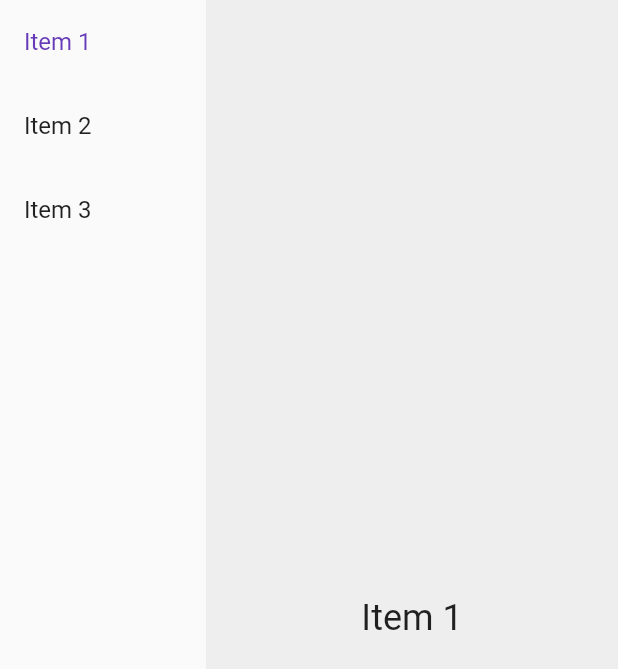
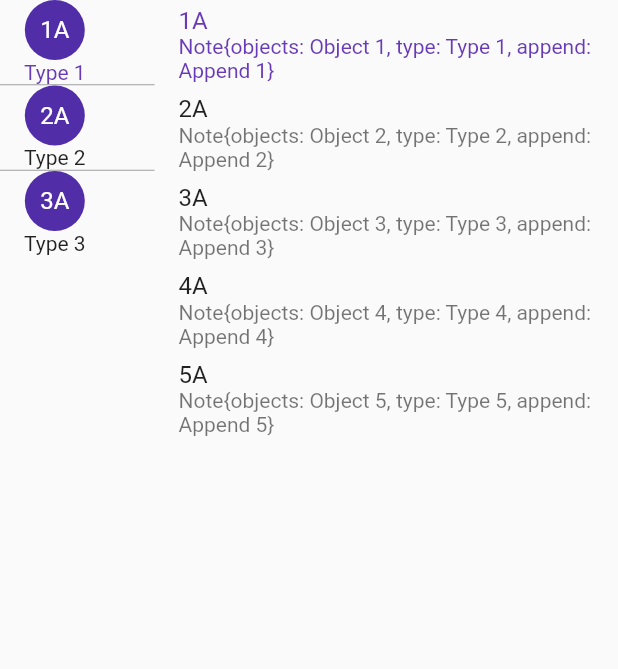
Before and after one commit to drunkenQCat/voislate, a Flutter app: the SceneSchedulePage widget shown alone on an empty page, opened directly, on a phone screen of 412 x 824 dp. Shown: the top 669 px of the screen. Run offline on Flutter 3.47's test engine with Material 2 defaults, Android fonts, the phone set to English and light mode, and no system bars; missing offline and left inert: flutter_android_volume_keydown, flutter_vibrate.

Commit message:
上次提交的补充

```diff
--- a/lib/models/slate_schedule.dart
+++ b/lib/models/slate_schedule.dart
@@ -5,9 +5,10 @@ import 'package:flutter/material.dart';
 class ScheduleItem{
   final String key;
   final String fix;
+  final String name;
   final Note note;
   // constructor
-  ScheduleItem(this.key, this.fix, this.note);
+  ScheduleItem(this.key, this.fix, this.note):name = key + fix;
 }
 
 class Note {
@@ -16,22 +17,36 @@ class Note {
   final String append;
   //constructor
   Note({ required this.objects, required this.type, required this.append });
+  @override
+  String toString() {
+    // concatenate the objects list into a string
+    String objectsString = objects.join(', ');
+    return 'Note{objects: $objectsString, type: $type, append: $append}';
+  }
 }
 // this abstract class is used to store the data of the schedule, literally a list of schedule items
-abstract class DataList with ChangeNotifier{
+class DataList extends ChangeNotifier{
   late List<ScheduleItem> _data;
   List<ScheduleItem> get data => _data;
   set data(List<ScheduleItem> data){
+    // detect that if the _data has duplicate items
+    // if it does, throw an error
+    var set = <String>{};
+    for (var item in data) {
+      if (set.contains(item.name)) {
+        throw Exception('Duplicate items in the list');
+      }
+      set.add(item.name);
+    }
     _data = data;
     refresh();
   }
 
-  ScheduleItem operator [](int index) => _data[index];
-
   get length {
     return _data.length;}
 
-  void add(ScheduleItem item){
+
+  void add(ScheduleItem item, [ ShotSchedule? shots ]){
     _data.add(item);
     refresh();
   }
@@ -41,8 +56,14 @@ abstract class DataList with ChangeNotifier{
     refresh();
   }
 
-  void removeAt(int index){
-    _data.removeAt(index);
+  ScheduleItem removeAt(int index){
+    var removed = _data.removeAt(index);
+    refresh();
+    return removed;
+  }
+
+  void insert(int index, ScheduleItem item, [ ShotSchedule? shots ]){
+    _data.insert(index, item);
     refresh();
   }
 
@@ -57,61 +78,62 @@ abstract class DataList with ChangeNotifier{
   }
 }
 
+class ShotSchedule extends DataList{
+  ScheduleItem operator [](int index) => data[index];
+  ShotSchedule(List<ScheduleItem> inputList){
+    data = inputList;
+  }
+
+}
+
 class SceneSchedule extends DataList{
-  List<ShotSchedule> _ = [];
   Map<String, ShotSchedule> shotScheduleMap = {};
 
+  ShotSchedule operator [](int index){
+    return shotScheduleMap[_data[index].name]!;
+  }
+
   SceneSchedule({ required List<ScheduleItem> list, required List<ShotSchedule> shots }){
-    _data = list;
+    data = list;
     assert(shots.length == list.length);
-    _ = shots;
+    var _ = shots;
     // map data to _
-    for (var item in _data) {
+    for (var item in data) {
       // just pop the data out
       var currentScene = _.removeAt(0);
-      shotScheduleMap[item.key] = currentScene;
+      shotScheduleMap[item.name] = currentScene;
+    }
   }
   @override
-    void add(ScheduleItem item) {
-      shotScheduleMap[item.key] = ShotSchedule([]);
+  void add(ScheduleItem item, [ShotSchedule? shots]) {
+    shotScheduleMap[item.name] = shots!;
     super.add(item);
   }
 
   @override
   void remove(ScheduleItem item) {
-      shotScheduleMap.remove(item.key);
+    shotScheduleMap.remove(item.name);
     super.remove(item);
   }
 
   @override
-    void update(ScheduleItem oldItem, ScheduleItem newItem) {
-      shotScheduleMap[newItem.key] = shotScheduleMap[oldItem.key]!;
-      shotScheduleMap.remove(oldItem.key);
+  ScheduleItem removeAt(int index){
+    var removed = super.removeAt(index);
+    shotScheduleMap.remove(removed);
+    return removed;
+
+  }
+
+  @override
+  void insert(int index, ScheduleItem item, [ ShotSchedule? shots ]){
+    shotScheduleMap[item.name] = shots!;
+    super.insert(index, item);
+  }
+
+  @override
+  void update(ScheduleItem oldItem, ScheduleItem newItem,[ ShotSchedule? shots ]) {
+    shotScheduleMap[newItem.name] = shots!;
+    shotScheduleMap.remove(oldItem.name);
     super.update(oldItem, newItem);
   }
 }
-}
-
-class ShotSchedule extends DataList{
-  ShotSchedule(List<ScheduleItem> inputList){
-    _data = inputList;
-  }
-}
-
-// make an instance of SceneSchedule
-// create a list of ScheduleItem objects
-List<ScheduleItem> scheduleItems = [
-  ScheduleItem('1', 'fix1', Note(objects: ['object1', 'Hero', 'Crowd'], type: 'type1', append: 'append1')),
-  ScheduleItem('2', 'fix2', Note(objects: ['object2'], type: 'type2', append: 'append2')),
-  ScheduleItem('3', 'fix3', Note(objects: ['object3'], type: 'type3', append: 'append3')),
-];
-
-// create a list of ShotSchedule objects
-List<ShotSchedule> shotSchedules = [
-  ShotSchedule([ScheduleItem('4', 'fix4', Note(objects: ['object4'], type: 'type4', append: 'append4'))]),
-  ShotSchedule([ScheduleItem('5', 'fix5', Note(objects: ['object5'], type: 'type5', append: 'append5'))]),
-  ShotSchedule([ScheduleItem('6', 'fix6', Note(objects: ['object6'], type: 'type6', append: 'append6'))]),
-];
-
-// create a SceneSchedule object
-SceneSchedule sceneSchedule = SceneSchedule(list: scheduleItems, shots: shotSchedules);
--- a/lib/pages/scene_schedule_page.dart
+++ b/lib/pages/scene_schedule_page.dart
@@ -5,7 +5,6 @@ class SceneSchedulePage extends StatefulWidget {
   @override
   _SceneSchedulePageState createState() => _SceneSchedulePageState();
 }
-
 
 /*
 接下来的这一页的规划：
@@ -19,61 +18,113 @@ class SceneSchedulePage extends StatefulWidget {
 */
 class _SceneSchedulePageState extends State<SceneSchedulePage> {
   int _selectedIndex = 0;
+  int _selectedShotIndex = 0;
 
-
-  final SceneSchedule sceneSchedule = SceneSchedule(
+  final SceneSchedule scenes = SceneSchedule(
     list: [
-      ScheduleItem('1', 'Fix 1', Note(objects: ['Object 1'], type: 'Type 1', append: 'Append 1')),
-      ScheduleItem('2', 'Fix 2', Note(objects: ['Object 2'], type: 'Type 2', append: 'Append 2')),
-      ScheduleItem('3', 'Fix 3', Note(objects: ['Object 3'], type: 'Type 3', append: 'Append 3')),
+      ScheduleItem('1', 'A',
+          Note(objects: ['Object 1'], type: 'Type 1', append: 'Append 1')),
+      ScheduleItem('2', 'A',
+          Note(objects: ['Object 2'], type: 'Type 2', append: 'Append 2')),
+      ScheduleItem('3', 'A',
+          Note(objects: ['Object 3'], type: 'Type 3', append: 'Append 3')),
     ],
     shots: [
       ShotSchedule([
-        ScheduleItem('1', 'Fix 1', Note(objects: ['Object 1'], type: 'Type 1', append: 'Append 1')),
-        ScheduleItem('2', 'Fix 2', Note(objects: ['Object 2'], type: 'Type 2', append: 'Append 2')),
-        ScheduleItem('3', 'Fix 3', Note(objects: ['Object 3'], type: 'Type 3', append: 'Append 3')),
-        ScheduleItem('4', 'Fix 4', Note(objects: ['Object 4'], type: 'Type 4', append: 'Append 4')),
-        ScheduleItem('5', 'Fix 5', Note(objects: ['Object 5'], type: 'Type 5', append: 'Append 5')),
-
+        ScheduleItem('1', 'A',
+            Note(objects: ['Object 1'], type: 'Type 1', append: 'Append 1')),
+        ScheduleItem('2', 'A',
+            Note(objects: ['Object 2'], type: 'Type 2', append: 'Append 2')),
+        ScheduleItem('3', 'A',
+            Note(objects: ['Object 3'], type: 'Type 3', append: 'Append 3')),
+        ScheduleItem('4', 'A',
+            Note(objects: ['Object 4'], type: 'Type 4', append: 'Append 4')),
+        ScheduleItem('5', 'A',
+            Note(objects: ['Object 5'], type: 'Type 5', append: 'Append 5')),
       ]),
       ShotSchedule([
-        ScheduleItem('2', 'Fix 2', Note(objects: ['Object 2'], type: 'Type 2', append: 'Append 2')),
-        ScheduleItem('6', 'Fix 6', Note(objects: ['Object 6'], type: 'Type 6', append: 'Append 6')),
-        ScheduleItem('7', 'Fix 7', Note(objects: ['Object 7'], type: 'Type 7', append: 'Append 7')),
-        ScheduleItem('8', 'Fix 8', Note(objects: ['Object 8'], type: 'Type 8', append: 'Append 8')),
-        ScheduleItem('9', 'Fix 9', Note(objects: ['Object 9'], type: 'Type 9', append: 'Append 9')),
+        ScheduleItem('2', 'A',
+            Note(objects: ['Object 2'], type: 'Type 2', append: 'Append 2')),
+        ScheduleItem('6', 'A',
+            Note(objects: ['Object 6'], type: 'Type 6', append: 'Append 6')),
+        ScheduleItem('7', 'A',
+            Note(objects: ['Object 7'], type: 'Type 7', append: 'Append 7')),
+        ScheduleItem('8', 'A',
+            Note(objects: ['Object 8'], type: 'Type 8', append: 'Append 8')),
+        ScheduleItem('9', 'A',
+            Note(objects: ['Object 9'], type: 'Type 9', append: 'Append 9')),
       ]),
       ShotSchedule([
-        ScheduleItem('3', 'Fix 3', Note(objects: ['Object 3'], type: 'Type 3', append: 'Append 3')),
-        ScheduleItem('10', 'Fix 10', Note(objects: ['Object 10'], type: 'Type 10', append: 'Append 10')),
-        ScheduleItem('11', 'Fix 11', Note(objects: ['Object 11'], type: 'Type 11', append: 'Append 11')),
-        ScheduleItem('12', 'Fix 12', Note(objects: ['Object 12'], type: 'Type 12', append: 'Append 12')),
-        ScheduleItem('13', 'Fix 13', Note(objects: ['Object 13'], type: 'Type 13', append: 'Append 13')),
-        ScheduleItem('14', 'Fix 14', Note(objects: ['Object 14'], type: 'Type 14', append: 'Append 14')),
+        ScheduleItem('3', 'A',
+            Note(objects: ['Object 3'], type: 'Type 3', append: 'Append 3')),
+        ScheduleItem('10', 'A',
+            Note(objects: ['Object 10'], type: 'Type 10', append: 'Append 10')),
+        ScheduleItem('11', 'A',
+            Note(objects: ['Object 11'], type: 'Type 11', append: 'Append 11')),
+        ScheduleItem('12', 'A',
+            Note(objects: ['Object 12'], type: 'Type 12', append: 'Append 12')),
+        ScheduleItem('13', 'A',
+            Note(objects: ['Object 13'], type: 'Type 13', append: 'Append 13')),
+        ScheduleItem('14', 'A',
+            Note(objects: ['Object 14'], type: 'Type 14', append: 'Append 14')),
       ]),
     ],
   );
 
-  final _items = List<String>.generate(20, (i) => 'Item ${i + 1}');
   @override
   Widget build(BuildContext context) {
+    var leftWidth = MediaQuery.of(context).size.width * 0.3;
     return Row(
       children: [
-        Expanded(
+        Flexible(
+          flex: 1,
+          child: ListView.separated(
+            itemCount: scenes.length,
+            separatorBuilder: (context, index) {
+              return const Divider(
+                height: 1,
+                color: Colors.grey,
+              );
+            },
+            itemBuilder: (BuildContext context, int index) {
+              return leftList(index, context);
+            },
+          ),
+        ),
+        Flexible(
+          // a copy of listview above , but to display the shot schedule
+          flex: 3,
           child: ListView.builder(
-            itemCount: sceneSchedule.length,
-            itemBuilder: (BuildContext context, int index) {
+            itemCount: scenes[_selectedIndex].length,
+            itemBuilder: (BuildContext context, int index2) {
+              return rightList(index2, context);
+            },
+          ),
+        ),
+      ],
+    );
+  }
+
+  Dismissible rightList(int index, BuildContext context) {
+    var itemGroup = scenes[_selectedIndex];
+    var item = itemGroup[index];
+
     return Dismissible(
-                key:Key(sceneSchedule[index].key + sceneSchedule[index].fix),
+      key: Key(item.name),
       onDismissed: (direction) => setState(() {
-
-                  if(direction == DismissDirection.endToStart){
-                    sceneSchedule.removeAt(index);
-                  }else if(direction == DismissDirection.startToEnd){
-                    sceneSchedule.removeAt(index);
-                    _showModalBottomSheet(context);
+        if (direction == DismissDirection.endToStart) {
+          removeItem(index, context);
         }
       }),
+      confirmDismiss: (direction) async {
+        if (direction == DismissDirection.endToStart) {
+          return true;
+        } else if (direction == DismissDirection.startToEnd) {
+          _showModalBottomSheet(context);
+          return false;
+        }
+        return null;
+      },
       secondaryBackground: Container(
         color: Colors.red,
         child: const Icon(Icons.delete),
@@ -82,8 +133,67 @@ class _SceneSchedulePageState extends State<SceneSchedulePage> {
         color: Colors.green,
         child: const Icon(Icons.edit),
       ),
+      child: LongPressDraggable(
+        data: item,
+        feedback: ListTile(
+          title: Text(item.name),
+          subtitle: Text(item.note.type),
+          focusColor: Colors.amber,
+          selected: index == _selectedShotIndex,
+          onTap: () {
+            setState(() {
+              _selectedShotIndex = index;
+            });
+          },
+        ),
+        childWhenDragging: Container(),
         child: ListTile(
-                  title: Text(_items[index]),
+          title: Text(item.name),
+          subtitle: Text(item.note.toString()),
+          selected: index == _selectedShotIndex,
+          onTap: () {
+            setState(() {
+              _selectedShotIndex = index;
+            });
+          },
+        ),
+      ),
+    );
+  }
+
+  Dismissible leftList(int index, BuildContext context) {
+    var item = scenes[index];
+    return Dismissible(
+      key: Key(scenes.data[index].name),
+      onDismissed: (direction) => setState(() {
+        if (direction == DismissDirection.endToStart) {
+          removeItem(index, context, item);
+        }
+      }),
+      confirmDismiss: (direction) async {
+        if (direction == DismissDirection.endToStart) {
+          return true;
+        } else if (direction == DismissDirection.startToEnd) {
+          _showModalBottomSheet(context);
+          return false;
+        }
+        return null;
+      },
+      secondaryBackground: Container(
+        color: Colors.red,
+        child: const Icon(Icons.delete),
+      ),
+      background: Container(
+        color: Colors.green,
+        child: const Icon(Icons.edit),
+      ),
+      child: LongPressDraggable(
+        data: scenes,
+        feedback: ListTile(
+          leading: CircleAvatar(
+            child: Text(scenes.data[index].name
+          ),),
+          focusColor: Colors.amber,
           selected: index == _selectedIndex,
           onTap: () {
             setState(() {
@@ -91,24 +201,52 @@ class _SceneSchedulePageState extends State<SceneSchedulePage> {
             });
           },
         ),
-              );
+        childWhenDragging: Container(),
+        child: ListTile(
+          leading: Column(
+            children: [
+              CircleAvatar(
+                child: Text(scenes.data[index].name),
+              ),
+              Text(scenes.data[index].note.type),
+            ],
+          ),
+          selected: index == _selectedIndex,
+          onTap: () {
+            setState(() {
+              _selectedIndex = index;
+            });
           },
         ),
       ),
-        Expanded(
-          flex: 2,
-          child: Container(
-            color: Colors.grey[200],
-            child: Center(
-              child: Text(
-                _items[_selectedIndex],
-                style: const TextStyle(fontSize: 24),
-              ),
-            ),
-          ),
-        ),
-      ],
     );
+  }
+
+  void removeItem(int index, BuildContext context, [ShotSchedule? item]) {
+    // if modify shot schedule, item is null
+    if (item != null) {
+      var removed = scenes.removeAt(index);
+      _selectedIndex = (index - 1 < 0) ? 0 : index - 1;
+      _selectedShotIndex = 0;
+      ScaffoldMessenger.of(context).showSnackBar(SnackBar(
+          content: Text('${removed.name} dismissed'),
+          action: SnackBarAction(
+              label: 'UNDO',
+              onPressed: () {
+                scenes.insert(index, removed, item);
+              })));
+    } else {
+      var removed = scenes[_selectedIndex].removeAt(index);
+      // if remove the last item, _selectedShotIndex will be -1
+      _selectedShotIndex = (index - 1 < 0) ? 0 : index - 1;
+      ScaffoldMessenger.of(context).showSnackBar(SnackBar(
+          content: Text('${removed.name} dismissed'),
+          action: SnackBarAction(
+              label: 'UNDO',
+              onPressed: () {
+                scenes[_selectedShotIndex].insert(index, removed);
+              })));
+    }
   }
 }
 
```
Lines whose indentation alone changed are shown as unchanged.
